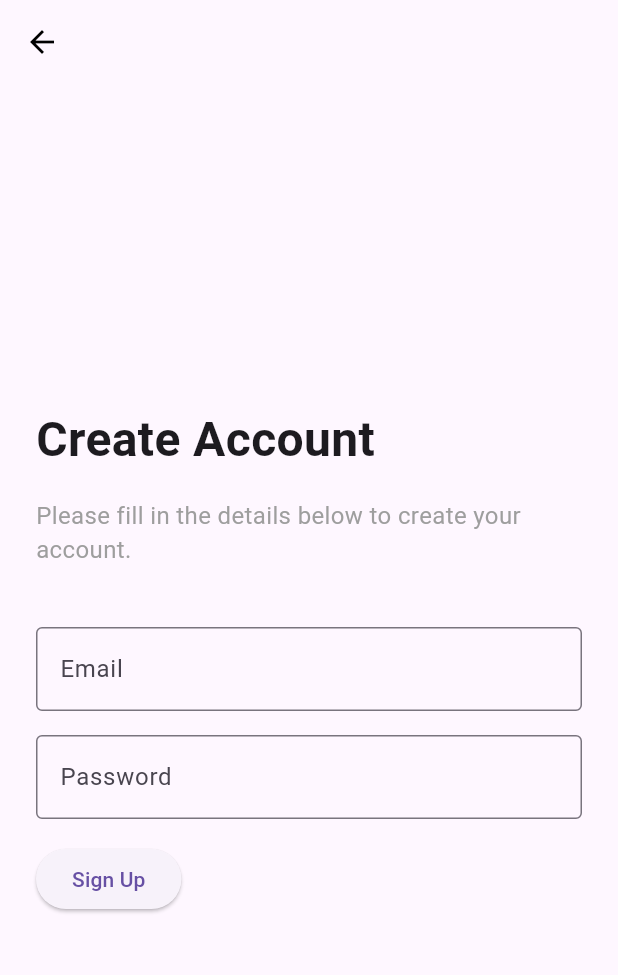
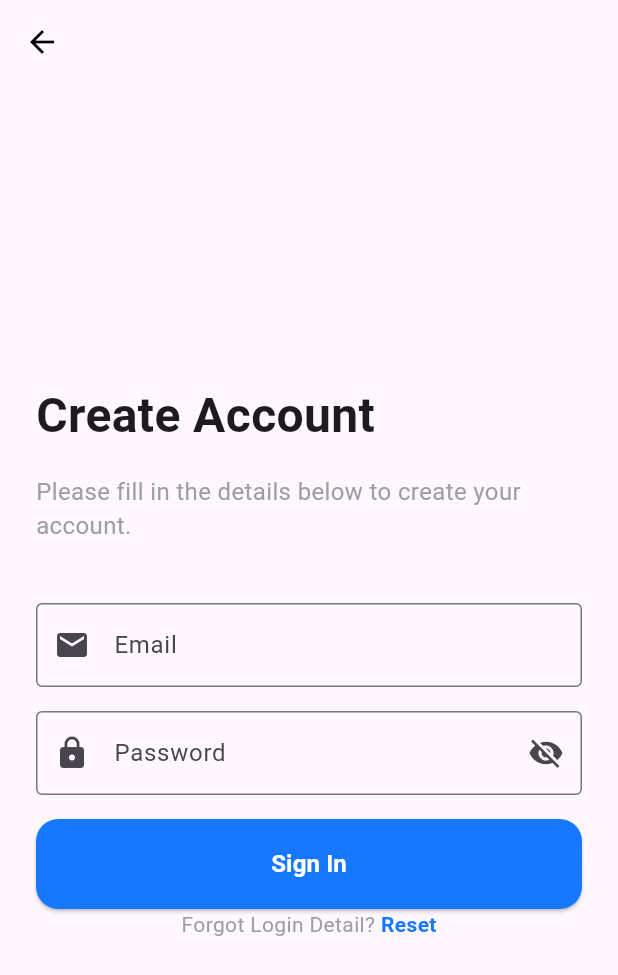
Before and after one commit to roy-dela-torre/thesis-revamp, a Flutter app: the SignupScreen screen opened directly, on a phone screen of 412 x 824 dp. Shown: the top 975 px of the screen. Run offline on Flutter 3.47's test engine with Material 3 defaults, Android fonts, the phone set to English and light mode, and no system bars.

Commit message:
main screen, reset password, sign up

```diff
--- a/lib/screen/signup.dart
+++ b/lib/screen/signup.dart
@@ -1,7 +1,15 @@
 import 'package:flutter/material.dart';
+import 'reset-password.dart';
 
-class SignupScreen extends StatelessWidget {
+class SignupScreen extends StatefulWidget {
   const SignupScreen({super.key});
+
+  @override
+  State<SignupScreen> createState() => _SignupScreenState();
+}
+
+class _SignupScreenState extends State<SignupScreen> {
+  bool _obscurePassword = true;
 
   @override
   Widget build(BuildContext context) {
@@ -36,23 +44,90 @@ class SignupScreen extends StatelessWidget {
             TextField(
               decoration: InputDecoration(
                 labelText: 'Email',
-                border: OutlineInputBorder(),
+                hintText: 'Enter your email',
+                border: const OutlineInputBorder(),
+                prefixIcon: const Icon(Icons.email),
               ),
             ),
             const SizedBox(height: 16),
             TextField(
-              obscureText: true,
+              obscureText: _obscurePassword,
               decoration: InputDecoration(
                 labelText: 'Password',
-                border: OutlineInputBorder(),
+                hintText: 'Enter your password',
+                border: const OutlineInputBorder(),
+                prefixIcon: const Icon(Icons.lock),
+                suffixIcon: IconButton(
+                  icon: Icon(
+                    _obscurePassword ? Icons.visibility_off : Icons.visibility,
+                  ),
+                  onPressed: () {
+                    setState(() {
+                      _obscurePassword = !_obscurePassword;
+                    });
+                  },
+                ),
               ),
             ),
             const SizedBox(height: 16),
-            ElevatedButton(
-              onPressed: () {
-                // Handle signup logic
-              },
-              child: const Text('Sign Up'),
+            SizedBox(
+              width: double.infinity,
+              child: ElevatedButton(
+                onPressed: () {
+                  Navigator.push(
+                    context,
+                    MaterialPageRoute(
+                      builder: (context) => const ResetPasswordScreen(),
+                    ),
+                  );
+                },
+                style: ElevatedButton.styleFrom(
+                  padding: const EdgeInsets.symmetric(
+                    vertical: 14,
+                    horizontal: 24,
+                  ),
+                  backgroundColor: const Color(0xFF1677FF),
+                  shape: RoundedRectangleBorder(
+                    borderRadius: BorderRadius.circular(14.859),
+                  ),
+                ),
+                child: const Text(
+                  "Sign In",
+                  style: TextStyle(
+                    fontSize: 16,
+                    fontWeight: FontWeight.w700,
+                    height: 2,
+                    color: Colors.white,
+                  ),
+                ),
+              ),
+            ),
+            Row(
+              mainAxisAlignment: MainAxisAlignment.center,
+              children: [
+                const Text(
+                  'Forgot Login Detail? ',
+                  style: TextStyle(fontSize: 14, color: Colors.grey),
+                ),
+                GestureDetector(
+                  onTap: () {
+                    Navigator.push(
+                      context,
+                      MaterialPageRoute(
+                        builder: (context) => const ResetPasswordScreen(),
+                      ),
+                    );
+                  },
+                  child: const Text(
+                    'Reset',
+                    style: TextStyle(
+                      fontSize: 14,
+                      color: Color(0xFF1677FF),
+                      fontWeight: FontWeight.bold,
+                    ),
+                  ),
+                ),
+              ],
             ),
           ],
         ),
```
Also changed, not shown: lib/screen/reset-password.dart (added, +62 -0 lines).
